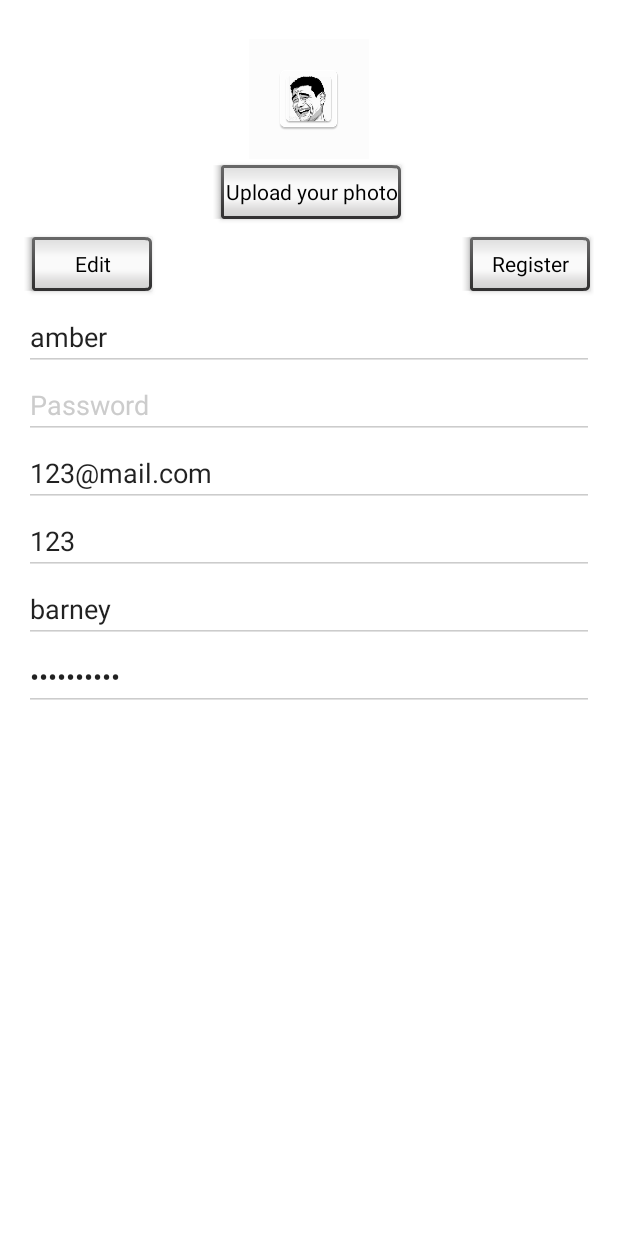
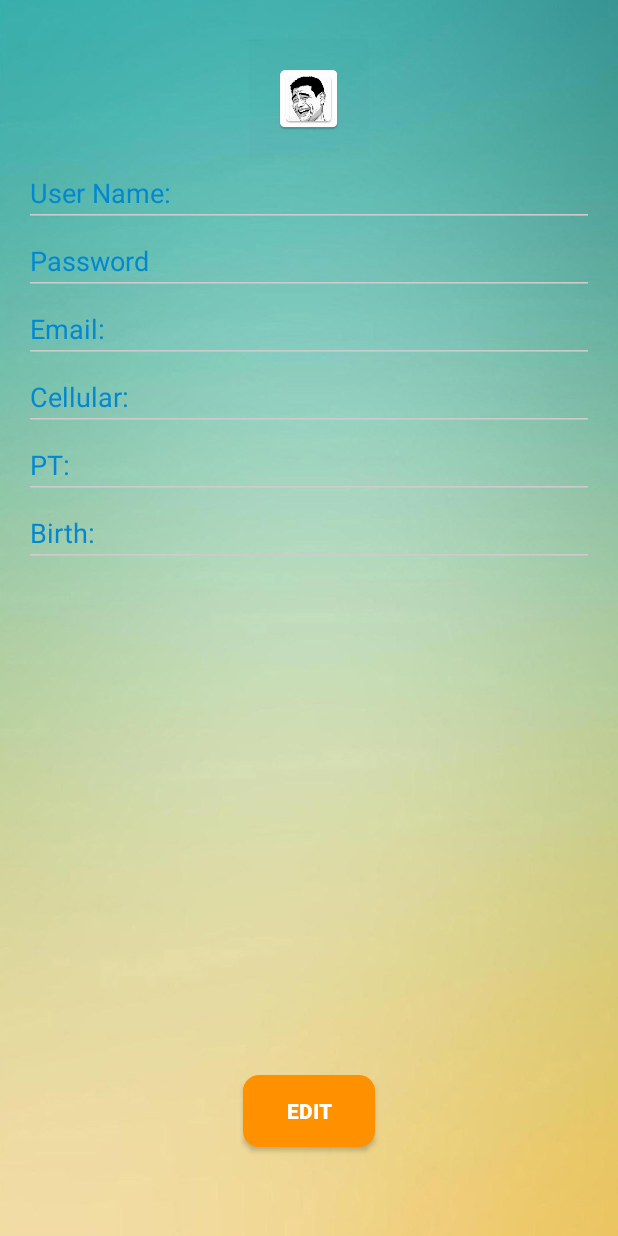
Before and after one commit to AmberWangjie/Tiba-Health-App-for-Android, an Android app: the fragment AccountFragment placed in its activity, on a phone screen of 412 x 824 dp. Run offline under Robolectric (Android 15) with nearby library versions, the phone set to English and light mode, and no system bars; our stand-ins replace Firebase (no records; nobody signed in at launch, a user with empty details on screens opened directly); libraries missing offline, so code that uses them is left out: com.firebase.client, com.roughike.bottombar; pictures from the network do not load; 10 statements that could not run were skipped.

Commit message:
modify account page

```diff
--- a/BottomNavigationBar/app/src/main/java/com/example/zhanghaochong/bottomnavigationbar/AccountFragment.java
+++ b/BottomNavigationBar/app/src/main/java/com/example/zhanghaochong/bottomnavigationbar/AccountFragment.java
@@ -36,9 +36,9 @@ public class AccountFragment extends Fragment implements View.OnClickListener{
     private static final int RESULT_LOAD_IMAGE = 1;
     //private static final int RESULT_OK = 1;
     private ImageView imageToUpload;
-    private Button uploadBtn;
+    // private Button uploadBtn;
     private Button editBtn;
-    private Button regBtn;
+    // private Button regBtn;
 
     private EditText name_text;
     private EditText phone_text;
@@ -47,12 +47,12 @@ public class AccountFragment extends Fragment implements View.OnClickListener{
     private EditText birth_text;
     private EditText pswd_text;
 
-    private Firebase mRef;
+    /*private Firebase mRef;
     private FirebaseAuth mAuth;
     private FirebaseAuth.AuthStateListener mAuthListener;
     private DatabaseReference mDatabase;
     private ProgressDialog mProgress;
-
+*/
     @Nullable
     @Override
     public View onCreateView(LayoutInflater inflater, @Nullable ViewGroup container, @Nullable Bundle savedInstanceState) {
@@ -74,11 +74,11 @@ public class AccountFragment extends Fragment implements View.OnClickListener{
         User user = new User();
         imageToUpload = (ImageView) v.findViewById(R.id.accountImage);
 
-        uploadBtn = (Button) v.findViewById(R.id.uploadBtn);
+        //uploadBtn = (Button) v.findViewById(R.id.uploadBtn);
 
         editBtn = (Button) v.findViewById(R.id.info_update);
 
-        regBtn = (Button) v.findViewById(R.id.register);
+        //regBtn = (Button) v.findViewById(R.id.register);
 
         name_text = (EditText)v.findViewById(R.id.name_edit);
         phone_text = (EditText) v.findViewById(R.id.phone_edit);
@@ -87,11 +87,11 @@ public class AccountFragment extends Fragment implements View.OnClickListener{
         birth_text = (EditText) v.findViewById(R.id.birth_edit);
         pswd_text = (EditText) v.findViewById(R.id.pswd_edit);
 
-        user.setUsername("amber");
+       /* user.setUsername("amber");
         user.setPhone("123");
         user.setEmail("123@mail.com");
         user.setPt("barney");
-        user.setBirth("07/17/1994");
+        user.setBirth("07/17/1994");*/
 
         name_text.setText(user.getUsername());
         phone_text.setText(user.getPhone());
@@ -100,9 +100,9 @@ public class AccountFragment extends Fragment implements View.OnClickListener{
         birth_text.setText(user.getBirth());
 
         imageToUpload.setOnClickListener(this);
-        uploadBtn.setOnClickListener(this);
+        //uploadBtn.setOnClickListener(this);
         editBtn.setOnClickListener(this);
-        regBtn.setOnClickListener(this);
+        // regBtn.setOnClickListener(this);
 
         return v;
     }
@@ -123,8 +123,8 @@ public class AccountFragment extends Fragment implements View.OnClickListener{
                     imageView.setScaleType(ImageView.ScaleType.FIT_XY);
                     zoomOut = true;
                 }*/
-                break;
-            case R.id.uploadBtn:
+                //break;
+                //case R.id.uploadBtn:
                 String choose = "Please choose a photo";
                 Toast.makeText(AccountFragment.this.getActivity(), choose, Toast.LENGTH_LONG).show();
                 Intent intent = new Intent(Intent.ACTION_PICK, MediaStore.Images.Media.EXTERNAL_CONTENT_URI);
@@ -154,7 +154,7 @@ public class AccountFragment extends Fragment implements View.OnClickListener{
         }
     }
 
-    private void startRegister(){
+    /*private void startRegister(){
         final String username = name_text.getText().toString().trim();
         String email = email_text.getText().toString().trim();
         String phone = phone_text.getText().toString().trim();
@@ -184,6 +184,6 @@ public class AccountFragment extends Fragment implements View.OnClickListener{
                 }
             });
         }
-    }
+    }*/
 
 }
--- a/BottomNavigationBar/app/src/main/res/layout/account.xml
+++ b/BottomNavigationBar/app/src/main/res/layout/account.xml
@@ -9,7 +9,8 @@
     android:paddingLeft="@dimen/activity_horizontal_margin"
     android:paddingRight="@dimen/activity_horizontal_margin"
     android:paddingTop="@dimen/activity_vertical_margin"
-    tools:context="com.example.zhanghaochong.bottomnavigationbar.MainActivity">
+    tools:context="com.example.zhanghaochong.bottomnavigationbar.MainActivity"
+    android:background="@drawable/accbck1">
 
 
     <ImageView
@@ -28,15 +29,15 @@
         android:background="@color/cardview_shadow_end_color" />
 
 
-    <Button
+    <!-- <Button
          android:text="@string/user_update"
          android:layout_width="wrap_content"
          android:layout_height="wrap_content"
          android:id="@+id/info_update"
-        style="@android:style/Widget.Button.Inset"
+         style="@android:style/Widget.Button.Transparent"
          android:layout_below="@+id/uploadBtn"
          android:layout_alignParentLeft="true"
-        android:layout_alignParentStart="true" />
+         android:layout_alignParentStart="true" />-->
 
     <EditText
         android:layout_width="match_parent"
@@ -44,12 +45,14 @@
         android:inputType="textPersonName"
         android:ems="10"
         android:id="@+id/name_edit"
-        android:hint="Username"
-        android:layout_below="@+id/info_update"
+        android:hint="@string/user_name"
+        android:layout_below="@+id/accountImage"
         android:layout_alignParentLeft="true"
-        android:layout_alignParentStart="true" />
+        android:layout_alignParentStart="true"
+        android:textColor="@color/common_google_signin_btn_text_light_pressed"
+        android:textColorHint="@color/primary_darker" />
 
-    <Button
+    <!-- <Button
          android:text="@string/upload"
          android:layout_width="wrap_content"
          android:layout_height="wrap_content"
@@ -57,7 +60,18 @@
          android:gravity="center"
          style="@android:style/Widget.Button.Inset"
          android:layout_below="@+id/accountImage"
-        android:layout_centerHorizontal="true" />
+         android:layout_centerHorizontal="true" />-->
+    <!--<Button
+        android:text="Edit"
+        android:layout_width="wrap_content"
+        android:layout_height="wrap_content"
+        android:id="@+id/info_update"
+        android:layout_below="@+id/accountImage"
+        android:layout_centerHorizontal="true"
+        android:background="@drawable/mybutton"
+        android:textColor="#ffffff"
+        android:textStyle="bold"/>
+-->
 
     <EditText
         android:layout_width="match_parent"
@@ -68,7 +82,8 @@
         android:hint="@string/user_pswd"
         android:layout_below="@+id/name_edit"
         android:layout_alignParentLeft="true"
-        android:layout_alignParentStart="true" />
+        android:layout_alignParentStart="true"
+        android:textColorHint="@color/primary_darker" />
 
     <EditText
         android:layout_width="match_parent"
@@ -76,25 +91,13 @@
         android:inputType="textEmailAddress"
         android:ems="10"
         android:id="@+id/email_edit"
-        android:hint="Email"
+        android:hint="@string/user_email"
         android:layout_below="@+id/pswd_edit"
         android:layout_alignParentLeft="true"
-        android:layout_alignParentStart="true" />
+        android:layout_alignParentStart="true"
+        android:textColorHint="@color/primary_darker" />
 
-    <EditText
-        android:layout_width="match_parent"
-        android:layout_height="wrap_content"
-        android:inputType="phone"
-        android:ems="10"
-        android:id="@+id/phone_edit"
-        android:hint="Phone"
-        android:layout_below="@+id/email_edit"
-        android:layout_alignParentLeft="true"
-        android:layout_alignParentStart="true"
-        android:layout_alignParentRight="true"
-        android:layout_alignParentEnd="true" />
-
-    <Button
+    <!--<Button
         android:text="@string/user_reg"
         android:layout_width="wrap_content"
         android:layout_height="wrap_content"
@@ -102,7 +105,8 @@
         android:layout_alignParentRight="true"
         android:layout_alignParentEnd="true"
         android:id="@+id/register"
-        style="@android:style/Widget.Button.Inset" />
+        style="@android:style/Widget.Button.Inset" />-->
+
 
     <EditText
         android:layout_width="match_parent"
@@ -110,13 +114,14 @@
         android:inputType="textPersonName"
         android:ems="10"
         android:id="@+id/pt_edit"
-        android:hint="PT Name"
+        android:hint="@string/user_pt"
         android:layout_below="@+id/phone_edit"
         android:layout_alignParentLeft="true"
         android:layout_alignParentStart="true"
         android:layout_alignParentRight="true"
         android:layout_alignParentEnd="true"
-        android:fontFamily="sans-serif" />
+        android:fontFamily="sans-serif"
+        android:textColorHint="@color/primary_darker" />
 
     <EditText
         android:layout_width="match_parent"
@@ -130,7 +135,32 @@
         android:layout_alignParentRight="true"
         android:layout_alignParentEnd="true"
         android:hint="@string/user_birth"
-        android:fontFamily="sans-serif" />
+        android:fontFamily="sans-serif"
+        android:textColorHint="@color/primary_darker" />
+
+    <Button
+        android:text="Edit"
+        android:layout_width="wrap_content"
+        android:layout_height="wrap_content"
+        android:id="@+id/info_update"
+        android:background="@drawable/mybutton"
+        android:textColor="#ffffff"
+        android:textStyle="bold"
+        android:layout_alignParentBottom="true"
+        android:layout_centerHorizontal="true"
+        android:layout_marginBottom="43dp" />
+
+    <EditText
+        android:layout_width="match_parent"
+        android:layout_height="wrap_content"
+        android:inputType="phone"
+        android:ems="10"
+        android:id="@+id/phone_edit"
+        android:hint="@string/user_phone"
+        android:layout_below="@+id/email_edit"
+        android:layout_alignParentLeft="true"
+        android:layout_alignParentStart="true"
+        android:textColorHint="@color/primary_darker" />
 
 
 </RelativeLayout>
```
Lines whose indentation alone changed are shown as unchanged.
